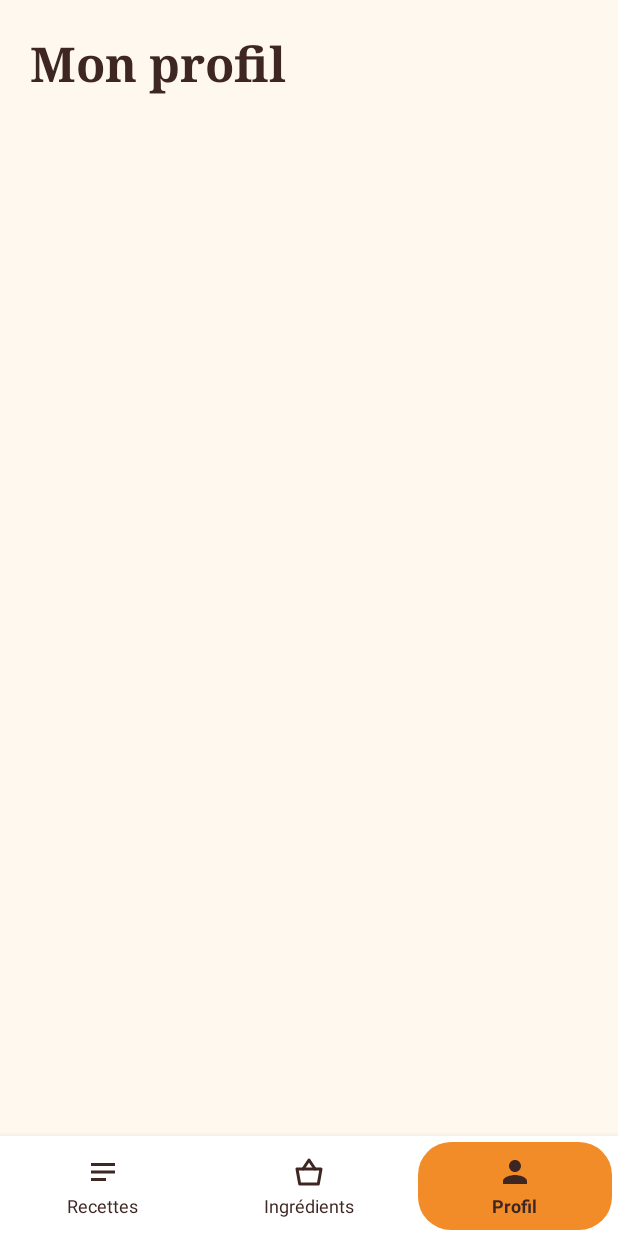
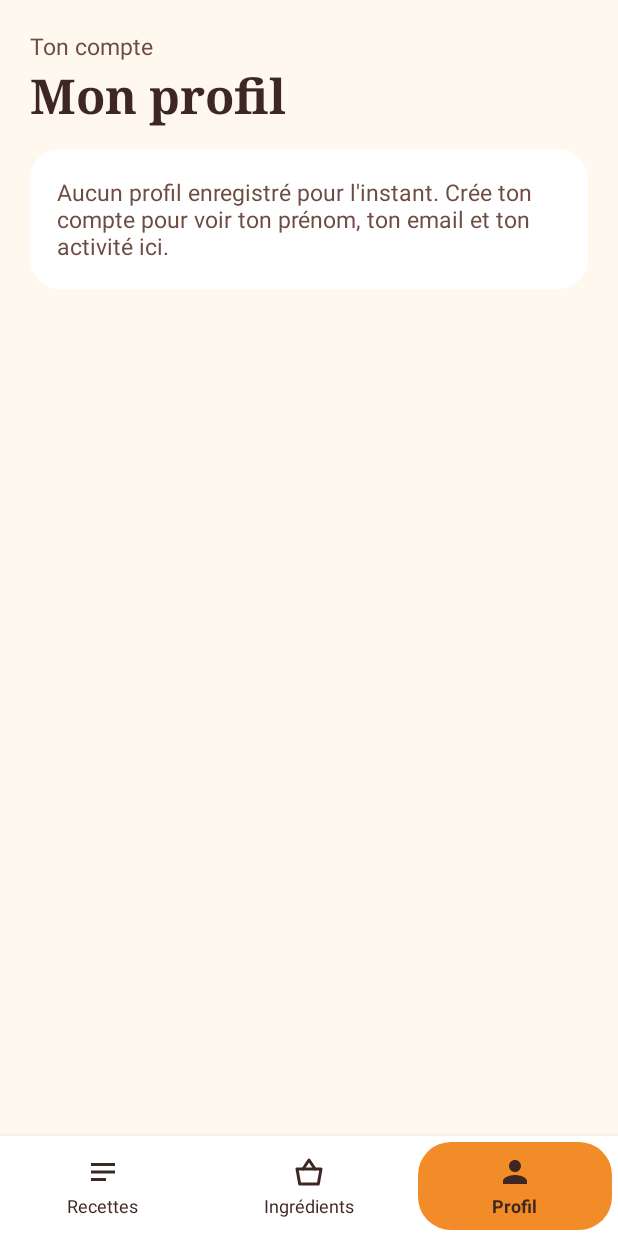
Before and after one commit to eyatallahjouini/hesba, an Android app: the ProfilActivity screen opened directly, with no data from a screen before it, on a phone screen of 412 x 824 dp. Run offline under Robolectric (Android 15) with nearby library versions, the phone set to English and light mode, and no system bars; our stand-ins replace Room's generated code.

Commit message:
Page Profil : prenom, email et activite lus dans la table utilisateur
Message affiche si aucun utilisateur n'est enregistre.

Co-Authored-By: Claude Opus 5.5 <noreply@anthropic.com>

```diff
--- a/app/src/main/java/com/example/hesba/ProfilActivity.kt
+++ b/app/src/main/java/com/example/hesba/ProfilActivity.kt
@@ -1,12 +1,18 @@
 package com.example.hesba
 
 import android.os.Bundle
+import android.view.View
+import android.widget.TextView
 import androidx.activity.enableEdgeToEdge
 import androidx.appcompat.app.AppCompatActivity
 import androidx.core.view.ViewCompat
 import androidx.core.view.WindowInsetsCompat
+import androidx.lifecycle.lifecycleScope
+import com.example.hesba.data.HesbaDatabase
+import com.example.hesba.data.Utilisateur
+import kotlinx.coroutines.launch
 
-// Onglet « Profil »
+// Onglet « Profil » : prénom, email et activité lus dans la table utilisateur
 class ProfilActivity : AppCompatActivity() {
 
     override fun onCreate(savedInstanceState: Bundle?) {
@@ -19,5 +25,27 @@ class ProfilActivity : AppCompatActivity() {
             insets
         }
         BottomNav.setup(this, BottomNav.Tab.PROFIL)
+
+        val db = HesbaDatabase.getInstance(this)
+        lifecycleScope.launch {
+            // pas encore de session : utilisateurCourant() renvoie le premier utilisateur enregistré
+            db.utilisateurDao().utilisateurCourant().collect { show(it) }
+        }
+    }
+
+    private fun show(user: Utilisateur?) {
+        val card = findViewById<View>(R.id.cardProfile)
+        val empty = findViewById<View>(R.id.txtNoProfile)
+        if (user == null) {
+            card.visibility = View.GONE
+            empty.visibility = View.VISIBLE
+            return
+        }
+        card.visibility = View.VISIBLE
+        empty.visibility = View.GONE
+        findViewById<TextView>(R.id.txtInitial).text = user.prenom.trim().take(1).uppercase().ifEmpty { "?" }
+        findViewById<TextView>(R.id.txtFirstName).text = user.prenom
+        findViewById<TextView>(R.id.txtEmail).text = user.email
+        findViewById<TextView>(R.id.txtActivity).text = user.activite
     }
 }
--- a/app/src/main/res/layout/activity_profil.xml
+++ b/app/src/main/res/layout/activity_profil.xml
@@ -2,7 +2,26 @@
 <LinearLayout xmlns:android="http://schemas.android.com/apk/res/android" android:id="@+id/main" android:layout_width="match_parent" android:layout_height="match_parent" android:background="@color/creme" android:orientation="vertical">
   <ScrollView android:layout_width="match_parent" android:layout_height="0dp" android:layout_weight="1" android:fillViewport="true" android:clipToPadding="false">
     <LinearLayout android:layout_width="match_parent" android:layout_height="wrap_content" android:orientation="vertical" android:padding="20dp">
+      <TextView android:layout_width="wrap_content" android:layout_height="wrap_content" android:text="Ton compte" android:textColor="@color/brun_clair" android:textSize="15sp"/>
       <TextView android:layout_width="wrap_content" android:layout_height="wrap_content" android:text="Mon profil" android:textColor="@color/brun" android:textSize="32sp" android:textStyle="bold" android:fontFamily="serif"/>
+
+      <!-- Carte du profil : remplie depuis la table utilisateur -->
+      <LinearLayout android:id="@+id/cardProfile" android:layout_width="match_parent" android:layout_height="wrap_content" android:orientation="vertical" android:background="@drawable/bg_card" android:padding="18dp" android:layout_marginTop="14dp">
+        <LinearLayout android:layout_width="match_parent" android:layout_height="wrap_content" android:orientation="horizontal" android:gravity="center_vertical">
+          <TextView android:id="@+id/txtInitial" android:layout_width="56dp" android:layout_height="56dp" android:background="@drawable/bg_logo" android:gravity="center" android:text="?" android:textColor="@color/brun" android:textSize="26sp" android:textStyle="bold" android:fontFamily="serif"/>
+          <TextView android:id="@+id/txtFirstName" android:layout_width="0dp" android:layout_height="wrap_content" android:layout_weight="1" android:layout_marginStart="14dp" android:text="Prénom" android:textColor="@color/brun" android:textSize="22sp" android:textStyle="bold" android:fontFamily="serif"/>
+        </LinearLayout>
+
+        <TextView android:layout_width="wrap_content" android:layout_height="wrap_content" android:layout_marginTop="18dp" android:text="Email" android:textColor="@color/brun_clair" android:textSize="14sp"/>
+        <TextView android:id="@+id/txtEmail" android:layout_width="wrap_content" android:layout_height="wrap_content" android:layout_marginTop="2dp" android:text="—" android:textColor="@color/brun" android:textSize="17sp" android:textStyle="bold"/>
+        <View android:layout_width="match_parent" android:layout_height="1dp" android:layout_marginTop="12dp" android:background="@color/caramel"/>
+
+        <TextView android:layout_width="wrap_content" android:layout_height="wrap_content" android:layout_marginTop="12dp" android:text="Activité" android:textColor="@color/brun_clair" android:textSize="14sp"/>
+        <TextView android:id="@+id/txtActivity" android:layout_width="wrap_content" android:layout_height="wrap_content" android:layout_marginTop="2dp" android:text="—" android:textColor="@color/brun" android:textSize="17sp" android:textStyle="bold"/>
+      </LinearLayout>
+
+      <!-- Affiché seulement si la table utilisateur est vide -->
+      <TextView android:id="@+id/txtNoProfile" android:layout_width="match_parent" android:layout_height="wrap_content" android:layout_marginTop="14dp" android:background="@drawable/bg_card" android:padding="18dp" android:text="Aucun profil enregistré pour l'instant. Crée ton compte pour voir ton prénom, ton email et ton activité ici." android:textColor="@color/brun_clair" android:textSize="15sp" android:visibility="gone"/>
     </LinearLayout>
   </ScrollView>
   <include layout="@layout/view_bottom_nav"/>
```
